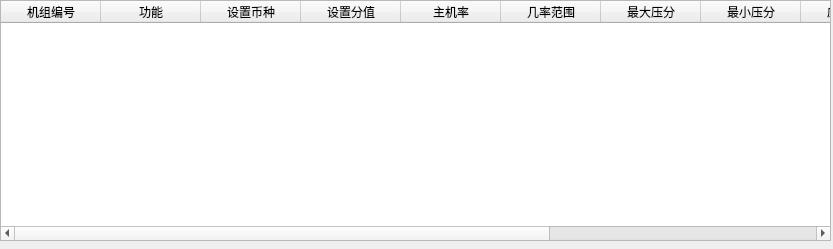
Old version of the form UiFiles/TmachineGroupFuncDetailSetupViewItemTable.ui in the repository adamgliea/TentertainmentManagement.
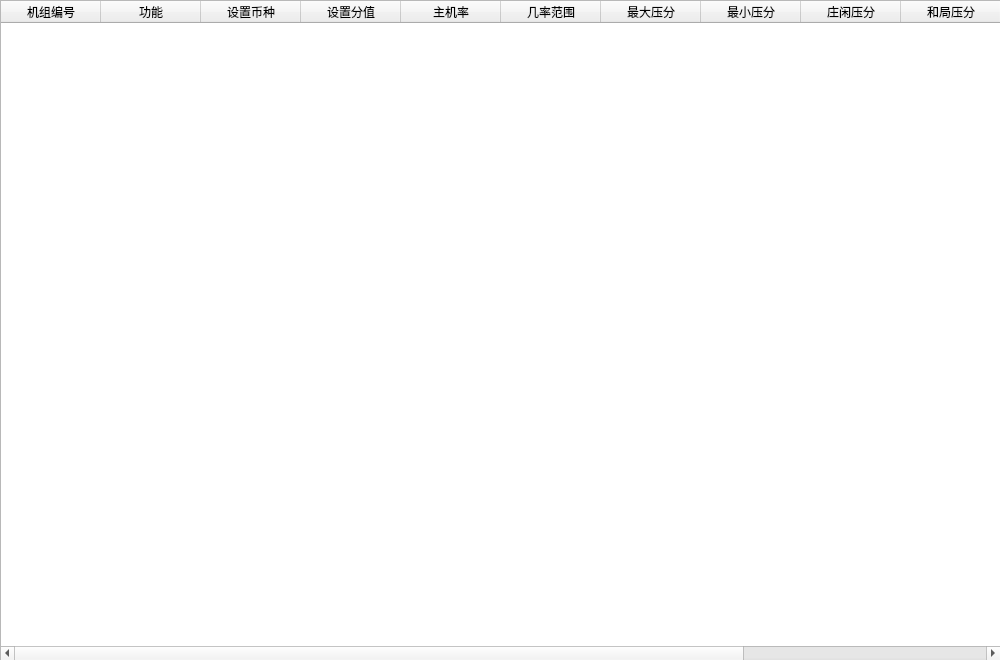
New version of the form.

The edit to the form file:
```diff
--- a/UiFiles/TmachineGroupFuncDetailSetupViewItemTable.ui
+++ b/UiFiles/TmachineGroupFuncDetailSetupViewItemTable.ui
@@ -6,8 +6,8 @@
    <rect>
     <x>0</x>
     <y>0</y>
-    <width>833</width>
-    <height>249</height>
+    <width>1000</width>
+    <height>660</height>
    </rect>
   </property>
   <property name="windowTitle">
@@ -18,8 +18,8 @@
     <rect>
      <x>0</x>
      <y>0</y>
-     <width>831</width>
-     <height>241</height>
+     <width>1001</width>
+     <height>661</height>
     </rect>
    </property>
    <layout class="QVBoxLayout" name="mainLayout">
```
